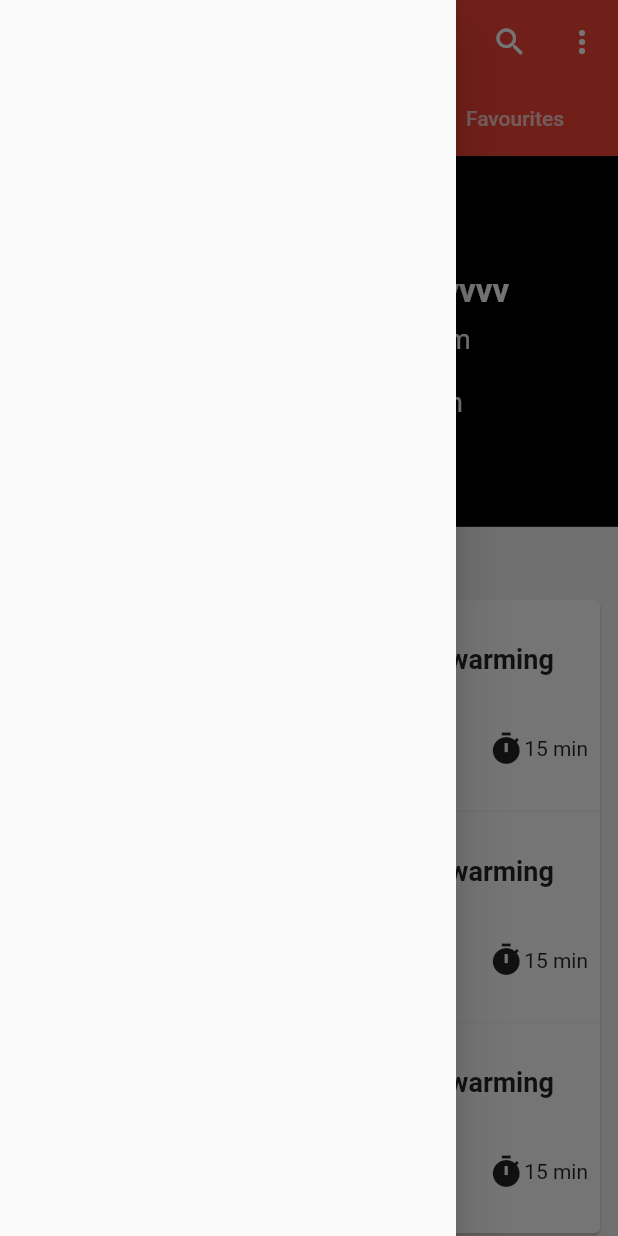
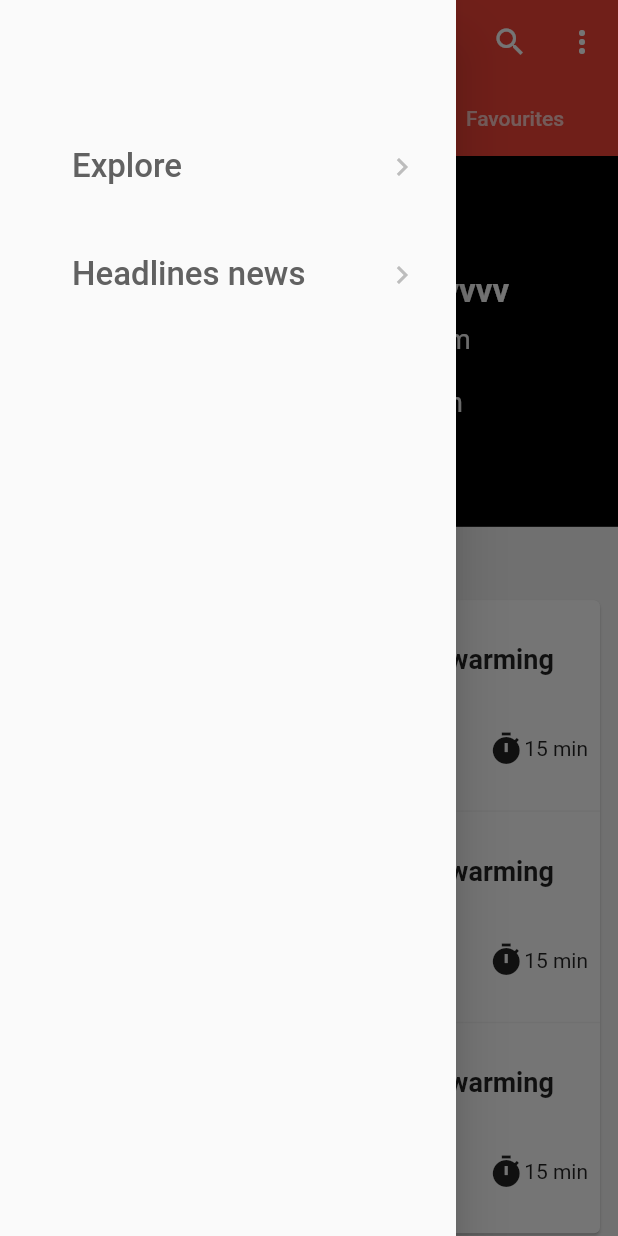
Before and after one commit to saraibra/NewsApp_Flutter, a Flutter app: the HomeScreen screen opened directly, with the side drawer open, on a phone screen of 412 x 824 dp. Run offline on Flutter 3.47's test engine with Material 2 defaults, Android fonts, the phone set to English and light mode, and no system bars; our stand-ins replace shared_preferences; missing offline and left inert: page_view_indicator; accounts and stored records are empty.

Commit message:
update navigation

```diff
--- /dev/null
+++ b/lib/Models/nav_menu.dart
@@ -0,0 +1,7 @@
+class NavMenuItem{
+  String title;
+  Function destination;
+
+NavMenuItem( this.title,this.destination);
+
+}
--- a/lib/Screens/home_tabs/Favourites.dart
+++ b/lib/Screens/home_tabs/Favourites.dart
@@ -32,7 +32,9 @@ class _FavouritesState extends State<Favourites> {
             child: Column(
               children: <Widget>[
                 _drawOuterRaw(),
-                SizedBox(height: 16,),
+                SizedBox(
+                  height: 16,
+                ),
                 _newsItemRaw(),
               ],
             ),
--- a/lib/shared_ui/NavigationDrawer.dart
+++ b/lib/shared_ui/NavigationDrawer.dart
@@ -1,4 +1,7 @@
 import 'package:flutter/material.dart';
+import 'package:flutter_app3/Models/nav_menu.dart';
+import 'package:flutter_app3/Screens/HomeScreen.dart';
+import 'package:flutter_app3/Screens/headlines_news.dart';
 
 class NavigationDrawer extends StatefulWidget {
   @override
@@ -6,8 +9,50 @@ class NavigationDrawer extends StatefulWidget {
 }
 
 class _NavigationDrawerState extends State<NavigationDrawer> {
+  List<NavMenuItem> navigationMenu = [
+    NavMenuItem('Explore', () =>HomeScreen()),
+    NavMenuItem('Headlines news',()=> HeadlinesNews()),
+
+  ];
+  List<String> navMenu = [
+    'Explore',
+    'Headline news',
+    'Read later',
+    'Videos',
+    'Photos',
+    'Settings',
+    'Logout'
+  ];
   @override
   Widget build(BuildContext context) {
-    return Drawer();
+    return Drawer(
+      child: Padding(
+        padding: const EdgeInsets.only(top: 75.0, left: 24),
+        child: ListView.builder(
+          itemBuilder: (context, position) {
+            return Padding(
+              padding: const EdgeInsets.all(8.0),
+              child: ListTile(
+                title: Text(
+                  navigationMenu[position].title,
+                  style: TextStyle(color: Colors.grey.shade700, fontSize: 22),
+                ),
+                trailing: Icon(
+                  Icons.chevron_right,
+                  color: Colors.grey.shade400,
+                ),
+                onTap: () {
+                  Navigator.push(context,MaterialPageRoute(builder: (context){
+                    return
+                  navigationMenu[position].destination();
+                  }));
+                },
+              ),
+            );
+          },
+          itemCount: navigationMenu.length,
+        ),
+      ),
+    );
   }
 }
```
Also changed, not shown: lib/Screens/headlines_news.dart (added, +66 -0 lines).
